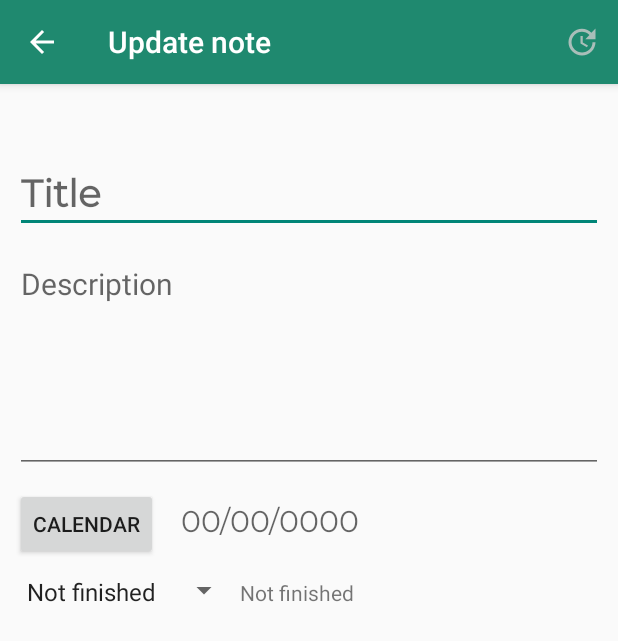
After one commit to jamirou/Personal_Schedule, an Android app: the Update_Note_Activity screen opened directly, with no data from a screen before it, on a phone screen of 412 x 824 dp. The commit adds this screen. Shown: the top 641 px of the screen. Run offline under Robolectric (Android 15) with nearby library versions, the phone set to English and light mode, and no system bars; our stand-ins replace Firebase (no records; nobody signed in at launch, a user with empty details on screens opened directly); 8 statements that could not run were skipped.

Commit message:
Interfaz para actualizar una nota incluyendo una barra de menu para poder actualizar los datos: Listo. Enviar la informacion de una nota creada(Add_Note_Activity) a la activity que actualiza los datos (Update_Note_Activity): Listo. Gestinar el estado de la nota (finished - Not finished): Listo. Tambien he implementado un spinner el cual sirve para poder desplegar un estado u otro para poder actualizarlo. Tener en cuenta que el estado de la nota una vez que se finaliza (finished) se pone de color verde y no puede volver al estado "Not finished" ya que el estado ha sido seleccionado a traves de solo dos elementos de un array, por lo que solo puedo ecoger entre 1 y 2, siendo 1 el estado not finished

```diff
--- a/app/build.gradle.kts
+++ b/app/build.gradle.kts
@@ -6,6 +6,7 @@ plugins {
 android {
     namespace = "com.jamirodev.agenda_online"
     compileSdk = 33
+
 
     defaultConfig {
         applicationId = "com.jamirodev.agenda_online"
--- a/app/src/main/java/com/jamirodev/agenda_online/AddNote/Add_Note_Activity.java
+++ b/app/src/main/java/com/jamirodev/agenda_online/AddNote/Add_Note_Activity.java
@@ -153,10 +153,9 @@ public class Add_Note_Activity extends AppCompatActivity {
     @Override
     public boolean onCreateOptionsMenu(Menu menu) {
         MenuInflater menuInflater = getMenuInflater();
-        menuInflater.inflate(R.menu.menu_agenda, menu);
+        menuInflater.inflate(R.menu.menu_add, menu);
         return super.onCreateOptionsMenu(menu);
     }
-
     @Override
     public boolean onOptionsItemSelected(@NonNull MenuItem item) {
         if (item.getItemId() == R.id.Add_NoteDB) {
--- a/app/src/main/java/com/jamirodev/agenda_online/ListNote/List_Notes_Activity.java
+++ b/app/src/main/java/com/jamirodev/agenda_online/ListNote/List_Notes_Activity.java
@@ -9,6 +9,7 @@ import androidx.recyclerview.widget.RecyclerView;
 import android.app.AlertDialog;
 import android.app.Dialog;
 import android.content.DialogInterface;
+import android.content.Intent;
 import android.os.Bundle;
 import android.view.LayoutInflater;
 import android.view.View;
@@ -26,6 +27,7 @@ import com.google.firebase.database.Query;
 import com.google.firebase.database.ValueEventListener;
 import com.jamirodev.agenda_online.Objects.Note;
 import com.jamirodev.agenda_online.R;
+import com.jamirodev.agenda_online.UpdateNote.Update_Note_Activity;
 import com.jamirodev.agenda_online.ViewHolder.ViewHolder_Note;
 
 public class List_Notes_Activity extends AppCompatActivity {
@@ -77,20 +79,31 @@ public class List_Notes_Activity extends AppCompatActivity {
                         note.getState()
                 );
             }
+
             @NonNull
             @Override
             public ViewHolder_Note onCreateViewHolder(@NonNull ViewGroup parent, int viewType) {
-                View view = LayoutInflater.from(parent.getContext()).inflate(R.layout.item_note, parent,false);
+                View view = LayoutInflater.from(parent.getContext()).inflate(R.layout.item_note, parent, false);
                 ViewHolder_Note viewHolder_note = new ViewHolder_Note(view);
                 viewHolder_note.setOnClickListener(new ViewHolder_Note.ClickListener() {
                     @Override
                     public void onItemClick(View view, int position) {
                         Toast.makeText(List_Notes_Activity.this, "on item click", Toast.LENGTH_SHORT).show();
                     }
+
                     @Override
                     public void onItemLongClick(View view, int position) {
 
+//                        GET SELECTED NOTE DATA
                         String id_note = getItem(position).getId_note();
+                        String uid_user = getItem(position).getUid_user();
+                        String mail_user = getItem(position).getMail_user();
+                        String date_register = getItem(position).getDate_actual_hour();
+                        String title = getItem(position).getTitle();
+                        String description = getItem(position).getDescription();
+                        String date_note = getItem(position).getDate_note();
+                        String state = getItem(position).getState();
+
 
 //                        DECLARE VIEWS
                         Button CD_Delete, CD_Update;
@@ -110,7 +123,18 @@ public class List_Notes_Activity extends AppCompatActivity {
                         CD_Update.setOnClickListener(new View.OnClickListener() {
                             @Override
                             public void onClick(View view) {
-                                Toast.makeText(List_Notes_Activity.this, "Update note", Toast.LENGTH_SHORT).show();
+//                                Toast.makeText(List_Notes_Activity.this, "Update note", Toast.LENGTH_SHORT).show();
+//                                startActivity(new Intent(List_Notes_Activity.this, Update_Note_Activity.class));
+                                Intent intent = new Intent(List_Notes_Activity.this, Update_Note_Activity.class);
+                                intent.putExtra("id_note", id_note);
+                                intent.putExtra("uid_user", uid_user);
+                                intent.putExtra("mail_user", mail_user);
+                                intent.putExtra("date_register", date_register);
+                                intent.putExtra("title", title);
+                                intent.putExtra("description", description);
+                                intent.putExtra("date_note", date_note);
+                                intent.putExtra("state", state);
+                                startActivity(intent);
                                 dialog.dismiss();
                             }
                         });
@@ -142,11 +166,12 @@ public class List_Notes_Activity extends AppCompatActivity {
                 query.addListenerForSingleValueEvent(new ValueEventListener() {
                     @Override
                     public void onDataChange(@NonNull DataSnapshot snapshot) {
-                        for (DataSnapshot ds : snapshot.getChildren()){
+                        for (DataSnapshot ds : snapshot.getChildren()) {
                             ds.getRef().removeValue();
                         }
                         Toast.makeText(List_Notes_Activity.this, "Note deleted", Toast.LENGTH_SHORT).show();
                     }
+
                     @Override
                     public void onCancelled(@NonNull DatabaseError error) {
                         Toast.makeText(List_Notes_Activity.this, error.getMessage(), Toast.LENGTH_SHORT).show();
--- /dev/null
+++ b/app/src/main/java/com/jamirodev/agenda_online/UpdateNote/Update_Note_Activity.java
@@ -0,0 +1,242 @@
+package com.jamirodev.agenda_online.UpdateNote;
+
+import androidx.annotation.NonNull;
+import androidx.appcompat.app.ActionBar;
+import androidx.appcompat.app.AppCompatActivity;
+
+import android.app.DatePickerDialog;
+import android.os.Bundle;
+import android.view.Menu;
+import android.view.MenuInflater;
+import android.view.MenuItem;
+import android.view.View;
+import android.widget.AdapterView;
+import android.widget.ArrayAdapter;
+import android.widget.Button;
+import android.widget.DatePicker;
+import android.widget.EditText;
+import android.widget.ImageView;
+import android.widget.Spinner;
+import android.widget.TextView;
+import android.widget.Toast;
+
+import com.google.firebase.database.DataSnapshot;
+import com.google.firebase.database.DatabaseError;
+import com.google.firebase.database.DatabaseReference;
+import com.google.firebase.database.FirebaseDatabase;
+import com.google.firebase.database.Query;
+import com.google.firebase.database.ValueEventListener;
+import com.jamirodev.agenda_online.AddNote.Add_Note_Activity;
+import com.jamirodev.agenda_online.R;
+
+import java.util.Calendar;
+
+public class Update_Note_Activity extends AppCompatActivity implements AdapterView.OnItemSelectedListener {
+
+    TextView Id_Note_Update, Uid_User_Update, Mail_User_Update, Date_Register_Update, Date_Update, State_Update, New_State;
+    EditText Title_Update, Description_Update;
+    Button Btn_calendar_Update;
+
+    //    DECLARE STRINGS TO STORE THEM
+    String id_note_R, uid_user_R, mail_user_R, date_register_R, title_R, description_R, date_R, state_R;
+    ImageView Task_Ended, Task_Incomplete;
+    Spinner Spinner_state;
+    int day, month, year;
+
+
+    @Override
+    protected void onCreate(Bundle savedInstanceState) {
+        super.onCreate(savedInstanceState);
+        setContentView(R.layout.activity_update_note);
+
+        ActionBar actionBar = getSupportActionBar();
+        actionBar.setTitle("Update note");
+        actionBar.setDisplayShowHomeEnabled(true);
+        actionBar.setDisplayHomeAsUpEnabled(true);
+
+        InitViews();
+        DataRecover();
+        DataSet();
+        CheckNoteStatus();
+        Spinner_Status();
+
+        Btn_calendar_Update.setOnClickListener(new View.OnClickListener() {
+            @Override
+            public void onClick(View view) {
+                SelectDate();
+            }
+        });
+    }
+
+    private void InitViews() {
+        Id_Note_Update = findViewById(R.id.Id_Note_Update);
+        Uid_User_Update = findViewById(R.id.Uid_User_Update);
+        Mail_User_Update = findViewById(R.id.Mail_User_Update);
+        Date_Register_Update = findViewById(R.id.Date_Register_Update);
+        Date_Update = findViewById(R.id.Date_Update);
+        State_Update = findViewById(R.id.State_Update);
+        Title_Update = findViewById(R.id.Title_Update);
+        Description_Update = findViewById(R.id.Description_Update);
+        Btn_calendar_Update = findViewById(R.id.Btn_calendar_Update);
+
+        Task_Ended = findViewById(R.id.Task_Ended);
+        Task_Incomplete = findViewById(R.id.Task_Incomplete);
+
+        Spinner_state = findViewById(R.id.Spinner_State);
+        New_State = findViewById(R.id.New_State);
+    }
+
+    private void DataRecover() {
+        Bundle intent = getIntent().getExtras();
+
+        assert intent != null;
+        id_note_R = intent.getString("id_note");
+        uid_user_R = intent.getString("uid_user");
+        mail_user_R = intent.getString("mail_user");
+        date_register_R = intent.getString("date_register");
+        title_R = intent.getString("title");
+        description_R = intent.getString("description");
+        date_R = intent.getString("date_note");
+        state_R = intent.getString("state");
+
+    }
+
+    private void DataSet() {
+        Id_Note_Update.setText(id_note_R);
+        Uid_User_Update.setText(uid_user_R);
+        Mail_User_Update.setText(mail_user_R);
+        Date_Register_Update.setText(date_register_R);
+        Date_Update.setText(date_R);
+        State_Update.setText(state_R);
+        Title_Update.setText(title_R);
+        Description_Update.setText(description_R);
+    }
+
+    private void CheckNoteStatus() {
+        String state_note = State_Update.getText().toString();
+
+        if (state_note.equals("Not finished")) {
+            Task_Incomplete.setVisibility(View.VISIBLE);
+        }
+        if (state_note.equals("finished")) {
+            Task_Ended.setVisibility(View.VISIBLE);
+        }
+    }
+
+    private void SelectDate() {
+        final Calendar calendar = Calendar.getInstance();
+        day = calendar.get(Calendar.DAY_OF_MONTH);
+        month = calendar.get(Calendar.MONTH);
+        year = calendar.get(Calendar.YEAR);
+
+        DatePickerDialog datePickerDialog = new DatePickerDialog(Update_Note_Activity.this, new DatePickerDialog.OnDateSetListener() {
+            @Override
+            public void onDateSet(DatePicker datePicker, int YearSelected, int MonthSelected, int DaySelected) {
+
+                String dayFormated, monthFormated;
+
+                //OBTAIN DAY
+                if (DaySelected < 10) {
+                    dayFormated = "0" + String.valueOf(DaySelected);
+                } else {
+                    dayFormated = String.valueOf(DaySelected);
+                }
+
+                //OBTAIN MONTH
+                int Month = MonthSelected + 1;
+                if (Month < 10) {
+                    monthFormated = "0" + String.valueOf(Month);
+                } else {
+                    monthFormated = String.valueOf(Month);
+                }
+
+                //SET DATE IN TV
+                Date_Update.setText(dayFormated + "/" + monthFormated + "/" + YearSelected);
+
+            }
+        }
+                , year, month, day);
+        datePickerDialog.show();
+    }
+
+    private void Spinner_Status() {
+        ArrayAdapter<CharSequence> adapter = ArrayAdapter.createFromResource(this,
+                R.array.Notes_states, android.R.layout.simple_spinner_item);
+        adapter.setDropDownViewResource(android.R.layout.simple_spinner_dropdown_item);
+        Spinner_state.setAdapter(adapter);
+        Spinner_state.setOnItemSelectedListener(this);
+    }
+
+    private void UpdateNoteDB() {
+        String titleUpdate = Title_Update.getText().toString();
+        String descriptionUpdate = Description_Update.getText().toString();
+        String dateUpdate = Date_Update.getText().toString();
+        String stateUpdate = New_State.getText().toString();
+
+        FirebaseDatabase firebaseDatabase = FirebaseDatabase.getInstance();
+        DatabaseReference databaseReference = firebaseDatabase.getReference("Published notes");
+
+        Query query = databaseReference.orderByChild("id_note").equalTo(id_note_R);
+        query.addListenerForSingleValueEvent(new ValueEventListener() {
+            @Override
+            public void onDataChange(@NonNull DataSnapshot snapshot) {
+                for (DataSnapshot ds : snapshot.getChildren()){
+                    ds.getRef().child("title").setValue(titleUpdate);
+                    ds.getRef().child("description").setValue(descriptionUpdate);
+                    ds.getRef().child("date_note").setValue(dateUpdate);
+                    ds.getRef().child("state").setValue(stateUpdate);
+                }
+                Toast.makeText(Update_Note_Activity.this, "Note updated", Toast.LENGTH_SHORT).show();
+                onBackPressed();
+            }
+
+            @Override
+            public void onCancelled(@NonNull DatabaseError error) {
+
+            }
+        });
+    }
+
+    @Override
+    public void onItemSelected(AdapterView<?> adapterView, View view, int i, long l) {
+
+        String ACTUAL_STATE = State_Update.getText().toString();
+
+        String Position_1 = adapterView.getItemAtPosition(1).toString();
+
+        String state_selected = adapterView.getItemAtPosition(i).toString();
+        New_State.setText(state_selected);
+
+        if (ACTUAL_STATE.equals("finished")){
+            New_State.setText(Position_1);
+        }
+
+    }
+
+    @Override
+    public void onNothingSelected(AdapterView<?> adapterView) {
+
+    }
+
+    @Override
+    public boolean onCreateOptionsMenu(Menu menu) {
+        MenuInflater menuInflater = getMenuInflater();
+        menuInflater.inflate(R.menu.menu_update, menu);
+        return super.onCreateOptionsMenu(menu);
+    }
+
+    @Override
+    public boolean onOptionsItemSelected(@NonNull MenuItem item) {
+        if (item.getItemId() == R.id.Update_Note_BD) {
+            UpdateNoteDB();
+//            Toast.makeText(this, "Note Updated", Toast.LENGTH_SHORT).show();
+        }
+        return super.onOptionsItemSelected(item);
+    }
+
+    @Override
+    public boolean onSupportNavigateUp() {
+        onBackPressed();
+        return super.onSupportNavigateUp();
+    }
+}
--- a/app/src/main/res/drawable-anydpi/ic_delete_cd.xml
+++ b/app/src/main/res/drawable-anydpi/ic_delete_cd.xml
@@ -3,9 +3,9 @@
     android:height="24dp"
     android:viewportWidth="24"
     android:viewportHeight="24"
-    android:tint="#CCCCCC"
+    android:tint="@color/black"
     android:alpha="0.8">
   <path
-      android:fillColor="@android:color/white"
+      android:fillColor="@android:color/black"
       android:pathData="M6,19c0,1.1 0.9,2 2,2h8c1.1,0 2,-0.9 2,-2V7H6v12zM19,4h-3.5l-1,-1h-5l-1,1H5v2h14V4z"/>
 </vector>
--- /dev/null
+++ b/app/src/main/res/drawable-anydpi/ic_update_note.xml
@@ -0,0 +1,11 @@
+<vector xmlns:android="http://schemas.android.com/apk/res/android"
+    android:width="24dp"
+    android:height="24dp"
+    android:viewportWidth="24"
+    android:viewportHeight="24"
+    android:tint="#CCCCCC"
+    android:alpha="0.8">
+  <path
+      android:fillColor="@android:color/white"
+      android:pathData="M21,10.12h-6.78l2.74,-2.82c-2.73,-2.7 -7.15,-2.8 -9.88,-0.1c-2.73,2.71 -2.73,7.08 0,9.79s7.15,2.71 9.88,0C18.32,15.65 19,14.08 19,12.1h2c0,1.98 -0.88,4.55 -2.64,6.29c-3.51,3.48 -9.21,3.48 -12.72,0c-3.5,-3.47 -3.53,-9.11 -0.02,-12.58s9.14,-3.47 12.65,0L21,3V10.12zM12.5,8v4.25l3.5,2.08l-0.72,1.21L11,13V8H12.5z"/>
+</vector>
--- /dev/null
+++ b/app/src/main/res/layout/activity_update_note.xml
@@ -0,0 +1,158 @@
+<?xml version="1.0" encoding="utf-8"?>
+<ScrollView xmlns:android="http://schemas.android.com/apk/res/android"
+    xmlns:app="http://schemas.android.com/apk/res-auto"
+    xmlns:tools="http://schemas.android.com/tools"
+    android:layout_width="match_parent"
+    android:layout_height="match_parent"
+    tools:context=".UpdateNote.Update_Note_Activity">
+
+    <androidx.appcompat.widget.LinearLayoutCompat
+        android:layout_width="match_parent"
+        android:layout_height="wrap_content"
+        android:orientation="vertical"
+        android:padding="10dp">
+
+        <!--        ID NOTE-->
+        <TextView
+            android:id="@+id/Id_Note_Update"
+            android:layout_width="wrap_content"
+            android:layout_height="wrap_content"
+            android:fontFamily="@font/nunitosans"
+            android:text="@string/Id_Note_Update"
+            android:textSize="18sp"
+            android:visibility="gone" />
+
+        <!--        UID USER-->
+        <TextView
+            android:id="@+id/Uid_User_Update"
+            android:layout_width="wrap_content"
+            android:layout_height="wrap_content"
+            android:fontFamily="@font/nunitosans"
+            android:hint="@string/Uid_User_Update"
+            android:textSize="18sp"
+            android:visibility="gone" />
+
+        <!--        MAIL USER-->
+        <TextView
+            android:id="@+id/Mail_User_Update"
+            android:layout_width="wrap_content"
+            android:layout_height="wrap_content"
+            android:fontFamily="@font/nunitosans"
+            android:hint="@string/Mail_User_Update"
+            android:textSize="18sp"
+            android:visibility="gone" />
+
+        <!--        DATE REGISTER-->
+        <TextView
+            android:id="@+id/Date_Register_Update"
+            android:layout_width="wrap_content"
+            android:layout_height="wrap_content"
+            android:fontFamily="@font/nunitosans"
+            android:hint="@string/Date_Register_Update"
+            android:textSize="18sp"
+            android:visibility="gone" />
+
+        <!--        NOTE STATE-->
+        <androidx.appcompat.widget.LinearLayoutCompat
+            android:layout_width="match_parent"
+            android:layout_height="wrap_content"
+            android:layout_marginTop="10dp"
+            android:orientation="horizontal">
+
+            <androidx.appcompat.widget.AppCompatImageView
+                android:id="@+id/Task_Ended"
+                android:layout_width="30dp"
+                android:layout_height="30dp"
+                android:background="@color/color_done"
+                android:visibility="gone" />
+
+            <androidx.appcompat.widget.AppCompatImageView
+                android:id="@+id/Task_Incomplete"
+                android:layout_width="30dp"
+                android:layout_height="30dp"
+                android:layout_marginStart="5dp"
+                android:background="@color/color_incomplete"
+                android:visibility="gone" />
+
+            <TextView
+                android:id="@+id/State_Update"
+                android:layout_width="wrap_content"
+                android:layout_height="wrap_content"
+                android:layout_marginStart="5dp"
+                android:fontFamily="@font/nunitosans"
+                android:text="@string/State_Update"
+                android:textSize="20sp" />
+
+        </androidx.appcompat.widget.LinearLayoutCompat>
+
+        <!--        TITLE-->
+        <EditText
+            android:id="@+id/Title_Update"
+            android:layout_width="match_parent"
+            android:layout_height="wrap_content"
+            android:fontFamily="@font/nunitosans"
+            android:hint="@string/Title_Update"
+            android:textSize="25sp"
+            android:textStyle="bold" />
+
+        <!--        DESCRIPTION-->
+        <EditText
+            android:id="@+id/Description_Update"
+            android:layout_width="match_parent"
+            android:layout_height="wrap_content"
+            android:layout_marginTop="10dp"
+            android:gravity="start"
+            android:hint="@string/Description_Update"
+            android:minHeight="150dp"
+            android:textSize="20sp" />
+
+        <androidx.appcompat.widget.LinearLayoutCompat
+            android:layout_width="match_parent"
+            android:layout_height="wrap_content"
+            android:layout_marginTop="10dp"
+            android:orientation="horizontal">
+
+            <!--            CALENDAR BTN-->
+            <Button
+                android:id="@+id/Btn_calendar_Update"
+                android:layout_width="wrap_content"
+                android:layout_height="wrap_content"
+                android:text="@string/Btn_calendar_Update"
+                app:icon="@drawable/ic_calendar" />
+
+            <!--            DATE VISUALIZATION-->
+            <TextView
+                android:id="@+id/Date_Update"
+                android:layout_width="wrap_content"
+                android:layout_height="wrap_content"
+                android:layout_marginStart="15dp"
+                android:fontFamily="@font/nunitosans"
+                android:hint="@string/Date_Update"
+                android:textSize="20sp" />
+
+        </androidx.appcompat.widget.LinearLayoutCompat>
+
+        <androidx.appcompat.widget.LinearLayoutCompat
+            android:layout_width="match_parent"
+            android:layout_height="wrap_content"
+            android:layout_marginTop="10dp"
+            android:orientation="horizontal">
+
+            <Spinner
+                android:id="@+id/Spinner_State"
+                android:layout_width="wrap_content"
+                android:layout_height="match_parent" />
+
+            <TextView
+                android:id="@+id/New_State"
+                android:layout_width="wrap_content"
+                android:layout_height="wrap_content"
+                android:text="@string/New_State" />
+
+
+        </androidx.appcompat.widget.LinearLayoutCompat>
+
+
+    </androidx.appcompat.widget.LinearLayoutCompat>
+
+</ScrollView>
--- /dev/null
+++ b/app/src/main/res/menu/menu_update.xml
@@ -0,0 +1,12 @@
+<?xml version="1.0" encoding="utf-8"?>
+<menu xmlns:android="http://schemas.android.com/apk/res/android"
+    xmlns:app="http://schemas.android.com/apk/res-auto">
+
+    <item
+        android:id="@+id/Update_Note_BD"
+        android:icon="@drawable/ic_update_note"
+        android:title="@string/Update_Note_BD"
+        app:showAsAction="ifRoom">
+
+    </item>
+</menu>
--- a/app/src/main/res/values/colors.xml
+++ b/app/src/main/res/values/colors.xml
@@ -10,4 +10,6 @@
     <color name="color_thi">#ffe01a</color>
     <color name="color_fou">#ff8142</color>
     <color name="color_algaeGreen">#ffa1e8b3</color>
+    <color name="color_done">#FF96C291</color>
+    <color name="color_incomplete">#FFD14D72</color>
 </resources>
--- a/app/src/main/res/values/strings.xml
+++ b/app/src/main/res/values/strings.xml
@@ -49,6 +49,7 @@
 
     <!--    MENU-->
     <string name="Add_NoteDB">Add</string>
+    <string name="Update_Note_BD">Update</string>
 
     <!--    ITEM NOTE-->
     <string name="Id_note_Item">Id note</string>
@@ -64,4 +65,23 @@
     <string name="ChooseOptionTXT">Choose an option</string>
     <string name="CD_Delete">Delete</string>
     <string name="CD_Update">Update</string>
+
+    <!--    UPDATE NOTES-->
+    <string name="Id_Note_Update">Id note</string>
+    <string name="Uid_User_Update">User Uid</string>
+    <string name="Mail_User_Update">User mail</string>
+    <string name="Date_Register_Update">Date register</string>
+    <string name="Title_Update"> Title </string>
+    <string name="Description_Update"> Description </string>
+    <string name="Btn_calendar_Update">Calendar</string>
+    <string name="Date_Update"> 00/00/0000</string>
+    <string name="State_Update"> Not finished </string>
+    <string name="New_State"> -- </string>
+
+    <!--    SPINNER-->
+    <string-array name="Notes_states">
+        <item>"Not finished"</item>
+        <item>"finished"</item>
+    </string-array>
+
 </resources>
```
Also changed, not shown: app/src/main/AndroidManifest.xml (+8 -4 lines), app/src/main/res/drawable-hdpi/ic_update_note.png (added), app/src/main/res/drawable-mdpi/ic_update_note.png (added), app/src/main/res/drawable-xhdpi/ic_update_note.png (added), app/src/main/res/drawable-xxhdpi/ic_update_note.png (added), app/src/main/res/menu/menu_add.xml (renamed from app/src/main/res/menu/menu_agenda.xml).
